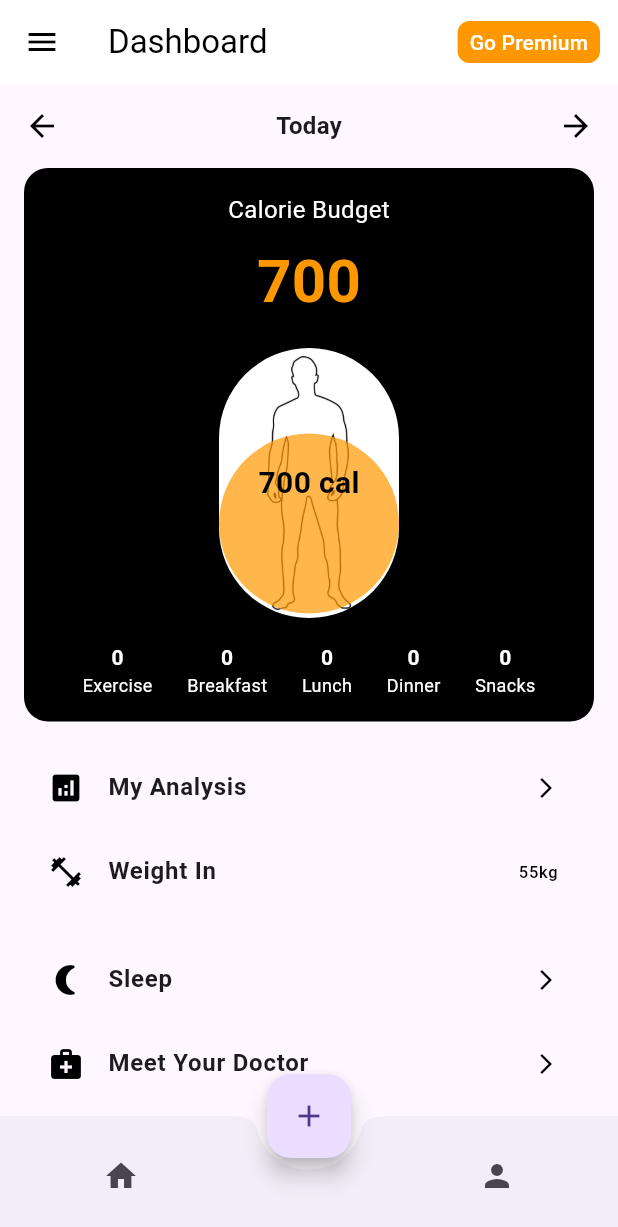
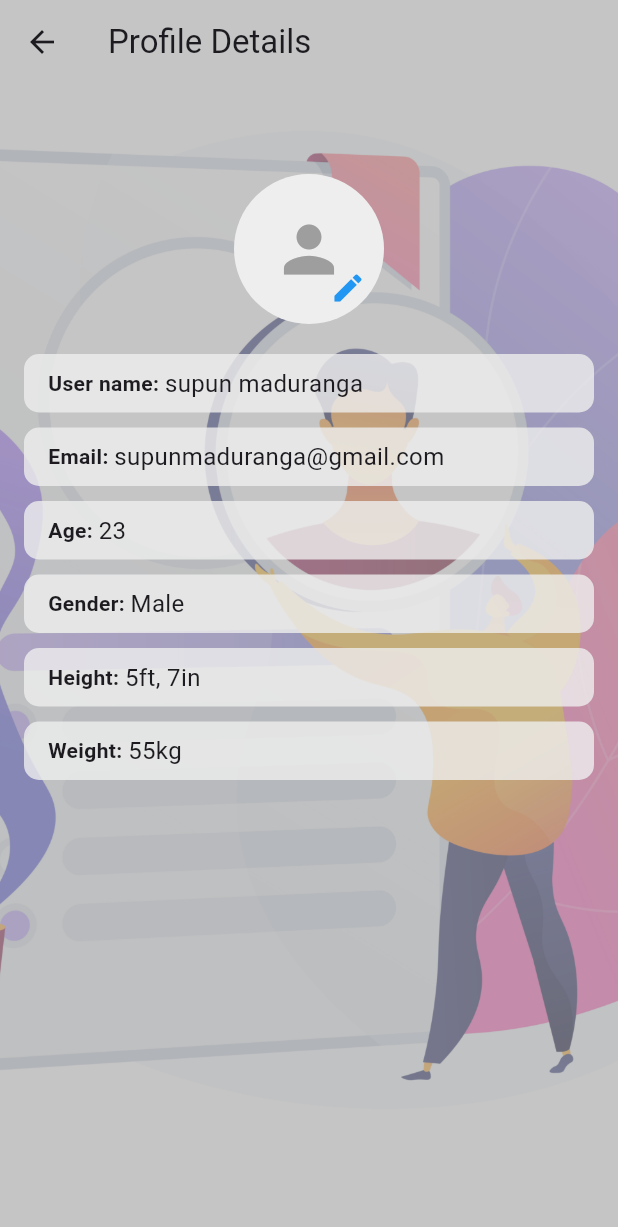
Before and after one commit to WDTDWijesiri/Fitmentor-MobileApp, a Flutter app: the DashboardScreen screen opened directly, after a tap on the "person" icon, on a phone screen of 412 x 824 dp. Shown: the top 1227 px of the screen. Run offline on Flutter 3.47's test engine with Material 3 defaults, Android fonts, the phone set to English and light mode, and no system bars; our stand-ins replace file_picker, firebase_auth, firebase_core, firebase_database, image_picker; accounts and stored records are empty; project files that could hold a hidden picture were left out.

Commit message:
init commit

```diff
--- a/lib/DashboardScreen.dart
+++ b/lib/DashboardScreen.dart
@@ -1,3 +1,4 @@
+import 'package:fitmentor/userprofile.dart';
 import 'package:flutter/material.dart';
 
 class DashboardScreen extends StatefulWidget {
@@ -15,7 +16,7 @@ class _DashboardScreenState extends State<DashboardScreen> {
       appBar: AppBar(
         backgroundColor: Colors.white,
         elevation: 0,
-        title: Text(
+        title: const Text(
           'Dashboard',
           style: TextStyle(color: Colors.black),
         ),
@@ -27,12 +28,12 @@ class _DashboardScreenState extends State<DashboardScreen> {
           TextButton(
             onPressed: () {},
             child: Container(
-              padding: EdgeInsets.symmetric(horizontal: 8, vertical: 4),
+              padding: const EdgeInsets.symmetric(horizontal: 8, vertical: 4),
               decoration: BoxDecoration(
                 color: Colors.orange,
                 borderRadius: BorderRadius.circular(8),
               ),
-              child: Text(
+              child: const Text(
                 'Go Premium',
                 style: TextStyle(color: Colors.white),
               ),
@@ -43,8 +44,8 @@ class _DashboardScreenState extends State<DashboardScreen> {
       body: Column(
         children: [
           // Date Navigation
-          Padding(
-            padding: const EdgeInsets.all(16.0),
+          const Padding(
+            padding: EdgeInsets.all(16.0),
             child: Row(
               mainAxisAlignment: MainAxisAlignment.spaceBetween,
               children: [
@@ -62,30 +63,37 @@ class _DashboardScreenState extends State<DashboardScreen> {
             padding: const EdgeInsets.symmetric(horizontal: 16.0),
             child: Container(
               decoration: BoxDecoration(
-                color: Colors.black,
+                color: Colors.lightGreenAccent,
                 borderRadius: BorderRadius.circular(16),
               ),
-              padding: EdgeInsets.all(16),
+              padding: const EdgeInsets.all(16),
               child: Column(
                 children: [
-                  Text(
+                  const Text(
                     'Calorie Budget',
                     style: TextStyle(color: Colors.white, fontSize: 16),
                   ),
-                  SizedBox(height: 8),
+                  const SizedBox(height: 8),
                   Text(
                     '$calories',
-                    style: TextStyle(
+                    style: const TextStyle(
                       color: Colors.orange,
                       fontSize: 40,
                       fontWeight: FontWeight.bold,
                     ),
                   ),
-                  SizedBox(height: 16),
+                  const SizedBox(height: 16),
                   // Human Image as Progress Bar
                   Container(
                     height: 180, // Adjusted to fit the human image better
                     width: 120,
+                    decoration: BoxDecoration(
+                      border: Border.all(
+                        color: Colors.white, // Border color for the progress bar
+                        width: 3, // Border thickness
+                      ),
+                      borderRadius: BorderRadius.circular(60), // Border's rounded corners
+                    ),
                     child: Stack(
                       alignment: Alignment.center,
                       children: [
@@ -117,7 +125,7 @@ class _DashboardScreenState extends State<DashboardScreen> {
                         Positioned(
                           child: Text(
                             '$calories cal',
-                            style: TextStyle(
+                            style: const TextStyle(
                               color: Colors.black,
                               fontSize: 20,
                               fontWeight: FontWeight.bold,
@@ -127,7 +135,7 @@ class _DashboardScreenState extends State<DashboardScreen> {
                       ],
                     ),
                   ),
-                  SizedBox(height: 16),
+                  const SizedBox(height: 16),
                   Row(
                     mainAxisAlignment: MainAxisAlignment.spaceEvenly,
                     children: [
@@ -142,7 +150,7 @@ class _DashboardScreenState extends State<DashboardScreen> {
               ),
             ),
           ),
-          SizedBox(height: 16),
+          const SizedBox(height: 16),
           // My Analysis and Weight In
           Padding(
             padding: const EdgeInsets.symmetric(horizontal: 16.0),
@@ -153,7 +161,7 @@ class _DashboardScreenState extends State<DashboardScreen> {
               ],
             ),
           ),
-          SizedBox(height: 16),
+          const SizedBox(height: 16),
           // Discover Section
           Padding(
             padding: const EdgeInsets.symmetric(horizontal: 16.0),
@@ -167,19 +175,25 @@ class _DashboardScreenState extends State<DashboardScreen> {
         ],
       ),
       bottomNavigationBar: BottomAppBar(
-        shape: CircularNotchedRectangle(),
+        shape: const CircularNotchedRectangle(),
         notchMargin: 8,
         child: Row(
           mainAxisAlignment: MainAxisAlignment.spaceAround,
           children: [
             IconButton(
-              icon: Icon(Icons.home),
+              icon: const Icon(Icons.home),
               onPressed: () {},
             ),
-            SizedBox(width: 40), // Space for Floating Action Button
+            const SizedBox(width: 40), // Space for Floating Action Button
             IconButton(
-              icon: Icon(Icons.person),
-              onPressed: () {},
+              icon: const Icon(Icons.person),
+              onPressed: () {
+                // Navigate to UserProfile on person icon click
+                Navigator.push(
+                  context,
+                  MaterialPageRoute(builder: (context) => UserProfile()),
+                );
+              },
             ),
           ],
         ),
@@ -191,7 +205,7 @@ class _DashboardScreenState extends State<DashboardScreen> {
             calories = (calories + 100).clamp(0, 2000); // Increase calories value
           });
         },
-        child: Icon(Icons.add),
+        child: const Icon(Icons.add),
       ),
       floatingActionButtonLocation: FloatingActionButtonLocation.centerDocked,
     );
@@ -202,11 +216,11 @@ class _DashboardScreenState extends State<DashboardScreen> {
       children: [
         Text(
           value,
-          style: TextStyle(color: Colors.white, fontWeight: FontWeight.bold),
+          style: const TextStyle(color: Colors.white, fontWeight: FontWeight.bold),
         ),
         Text(
           title,
-          style: TextStyle(color: Colors.white, fontSize: 12),
+          style: const TextStyle(color: Colors.white, fontSize: 12),
         ),
       ],
     );
@@ -217,14 +231,14 @@ class _DashboardScreenState extends State<DashboardScreen> {
       leading: Icon(icon, color: Colors.black),
       title: Text(
         title,
-        style: TextStyle(fontWeight: FontWeight.bold),
+        style: const TextStyle(fontWeight: FontWeight.bold),
       ),
       trailing: trailingText.isNotEmpty
           ? Text(
         trailingText,
-        style: TextStyle(color: Colors.black),
+        style: const TextStyle(color: Colors.black),
       )
-          : Icon(Icons.arrow_forward_ios, size: 16, color: Colors.black),
+          : const Icon(Icons.arrow_forward_ios, size: 16, color: Colors.black),
     );
   }
 }
--- a/lib/HealthScanScreen.dart
+++ b/lib/HealthScanScreen.dart
@@ -1,3 +1,4 @@
+import 'package:firebase_database/firebase_database.dart';
 import 'package:flutter/material.dart';
 import 'package:file_picker/file_picker.dart';
 import 'dart:io';
@@ -5,7 +6,9 @@ import 'dart:io';
 import 'DashboardScreen.dart';
 
 class HealthScanScreen extends StatefulWidget {
-  const HealthScanScreen({Key? key}) : super(key: key);
+  final String userEmail;
+
+  const HealthScanScreen({Key? key, required this.userEmail}) : super(key: key);
 
   @override
   _HealthScanScreenState createState() => _HealthScanScreenState();
@@ -18,6 +21,12 @@ class _HealthScanScreenState extends State<HealthScanScreen> {
     "Urinalysis": false,
     "ECG": false,
   };
+
+  Future<void> _updateReportStatus(String report) async {
+    final userKey = widget.userEmail.replaceAll('.', '_');
+    DatabaseReference userRef = FirebaseDatabase.instance.ref().child('Users').child(userKey);
+    await userRef.update({report: true}); // Mark the report as uploaded
+  }
 
   @override
   Widget build(BuildContext context) {
@@ -103,6 +112,7 @@ class _HealthScanScreenState extends State<HealthScanScreen> {
                 onFileUploaded: () {
                   setState(() {
                     uploadedReports[title] = true;
+                    _updateReportStatus(title); // Update Firebase status
                   });
                 },
               ),
--- a/lib/health_form.dart
+++ b/lib/health_form.dart
@@ -58,8 +58,7 @@ class _HealthFormState extends State<HealthForm> {
     final userKey = widget.userEmail.replaceAll('.', '_');
 
     // Reference to Firebase Realtime Database
-    DatabaseReference userRef =
-    FirebaseDatabase.instance.ref().child('Users').child(userKey);
+    DatabaseReference userRef = FirebaseDatabase.instance.ref().child('Users').child(userKey);
 
     try {
       // Update user data in Firebase
@@ -69,17 +68,21 @@ class _HealthFormState extends State<HealthForm> {
         'smokingHabits': smokingHabits ?? 'Not Specified',
         'exerciseLevel': exerciseLevel ?? 'Not Specified',
         'sleepPattern': sleepPattern ?? 'Not Specified',
+        'BloodTestReport': false, // Initial values for health reports
+        'BloodPressure': false,
+        'Urinalysis': false,
+        'ECG': false,
       });
 
       ScaffoldMessenger.of(context).showSnackBar(
         const SnackBar(content: Text("Health data updated successfully!")),
       );
 
-      // Navigate to another screen or give feedback to the user
+      // Navigate to HealthScanScreen
       Navigator.push(
         context,
         MaterialPageRoute(
-          builder: (context) => const HealthScanScreen(),
+          builder: (context) => HealthScanScreen(userEmail: widget.userEmail),
         ),
       );
     } catch (e) {
--- /dev/null
+++ b/lib/userprofile.dart
@@ -0,0 +1,124 @@
+import 'package:flutter/material.dart';
+
+class UserProfile extends StatelessWidget {
+  @override
+  Widget build(BuildContext context) {
+    return Scaffold(
+      appBar: AppBar(
+        title: Text('Profile Details'),
+        leading: IconButton(
+          icon: Icon(Icons.arrow_back),
+          onPressed: () {
+            Navigator.pop(context);
+          },
+        ),
+        backgroundColor: Colors.transparent,
+        elevation: 0, // Makes the app bar transparent
+      ),
+      extendBodyBehindAppBar: true, // Extends the body behind the AppBar
+      body: Stack(
+        children: [
+          // Background Image
+          Container(
+            decoration: const BoxDecoration(
+              image: DecorationImage(
+                image: AssetImage('assets/images/Wavy_Bus-08_Single-05.jpg'), // Replace with your background image
+                fit: BoxFit.cover,
+              ),
+            ),
+          ),
+          // Overlay with gray color and 0.6 opacity
+          Container(
+            color: Colors.grey.withOpacity(0.6),
+          ),
+          // Profile Details Over the Background
+          Padding(
+            padding: const EdgeInsets.all(16.0),
+            child: Column(
+              crossAxisAlignment: CrossAxisAlignment.center,
+              children: [
+                SizedBox(height: 100), // Adds space for the transparent app bar
+                // Profile Picture with Edit Button
+                Stack(
+                  children: [
+                    CircleAvatar(
+                      radius: 50,
+                      backgroundColor: Colors.grey[200], // Placeholder background color
+                      child: Icon(Icons.person, size: 50, color: Colors.grey), // Placeholder Icon
+                    ),
+                    Positioned(
+                      bottom: 0,
+                      right: 0,
+                      child: IconButton(
+                        icon: Icon(Icons.edit, color: Colors.blue),
+                        onPressed: () {
+                          // Edit action here
+                        },
+                      ),
+                    ),
+                  ],
+                ),
+                SizedBox(height: 20),
+
+                // User Profile Information
+                UserInfoField(label: 'User name', value: 'supun maduranga'),
+                SizedBox(height: 10),
+                UserInfoField(label: 'Email', value: 'supunmaduranga@gmail.com'),
+                SizedBox(height: 10),
+                UserInfoField(label: 'Age', value: '23'),
+                SizedBox(height: 10),
+                UserInfoField(label: 'Gender', value: 'Male'),
+                SizedBox(height: 10),
+                UserInfoField(label: 'Height', value: '5ft, 7in'),
+                SizedBox(height: 10),
+                UserInfoField(label: 'Weight', value: '55kg'),
+                SizedBox(height: 20),
+              ],
+            ),
+          ),
+        ],
+      ),
+    );
+  }
+}
+
+class UserInfoField extends StatelessWidget {
+  final String label;
+  final String value;
+
+  UserInfoField({required this.label, required this.value});
+
+  @override
+  Widget build(BuildContext context) {
+    return Container(
+      padding: EdgeInsets.symmetric(vertical: 8, horizontal: 16),
+      decoration: BoxDecoration(
+        color: Colors.grey[200]?.withOpacity(0.8), // Semi-transparent background for the input field
+        borderRadius: BorderRadius.circular(10),
+      ),
+      child: Row(
+        children: [
+          Text(
+            '$label: ',
+            style: TextStyle(
+              fontWeight: FontWeight.bold,
+            ),
+          ),
+          Expanded(
+            child: Text(
+              value,
+              style: TextStyle(fontSize: 16),
+            ),
+          ),
+        ],
+      ),
+    );
+  }
+}
+
+void main() {
+  runApp(MaterialApp(
+    debugShowCheckedModeBanner: false,
+    home: UserProfile(),
+  ));
+}
--- a/pubspec.yaml
+++ b/pubspec.yaml
@@ -67,6 +67,9 @@ dev_dependencies:
 flutter:
   assets:
     - assets/images/man.png
+    - assets/images/man1.png
+    - assets/images/man-removebg-preview.svg
+    - assets/images/Wavy_Bus-08_Single-05.jpg
     - assets/logo.png
     - assets/logo/logo.png
     - assets/images/food.jpg
```
Also changed, not shown: assets/images/Wavy_Bus-08_Single-05.jpg (added), assets/images/man-removebg-preview.svg (added), assets/images/man1.png (added).
